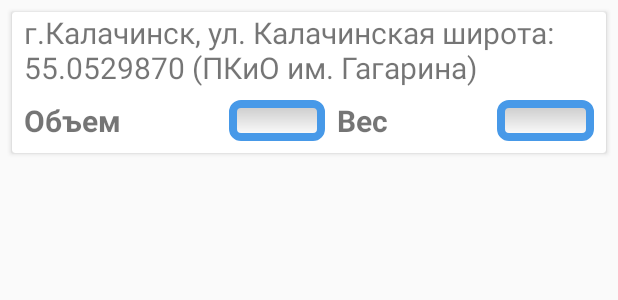
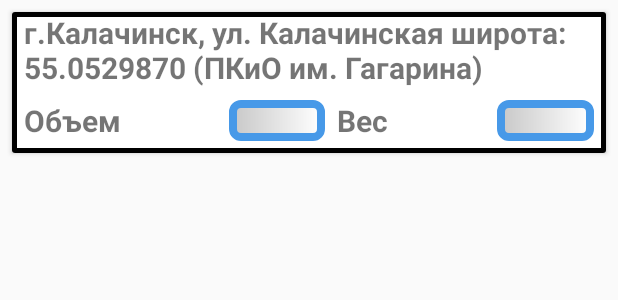
Before and after one commit to Antoxeeen/CleanServ, an Android app: the layout recyclerview_item.xml on its own in the app's theme, with its tools: preview values and no code run, on a phone screen of 412 x 824 dp. Shown: the top 300 px of the screen. Run offline under Robolectric (Android 15) with nearby library versions, the phone set to English and light mode, and no system bars.

Commit message:
Скорректировал базу данных. Добавил стиль для recyclerview_item.xml

```diff
--- a/app/src/main/java/ru/antoxeeen/cleanserv/Repository/LocalDB.java
+++ b/app/src/main/java/ru/antoxeeen/cleanserv/Repository/LocalDB.java
@@ -6,7 +6,7 @@ import androidx.room.Database;
 import androidx.room.Room;
 import androidx.room.RoomDatabase;
 
-@Database(entities = Data.class, version = 0)
+@Database(entities = Data.class, version = 1)
 public abstract class LocalDB extends RoomDatabase {
 
     private static LocalDB instance;
--- a/app/src/main/res/drawable/border_style.xml
+++ b/app/src/main/res/drawable/border_edit_text_style.xml
@@ -8,6 +8,5 @@
     <gradient
         android:startColor="#C8C8C8"
         android:endColor="#FFFFFF"
-        android:type="linear"
-        android:angle="270"/>
+        android:type="linear"/>
 </shape>
--- /dev/null
+++ b/app/src/main/res/drawable/border_recycler_view.xml
@@ -0,0 +1,8 @@
+<?xml version="1.0" encoding="utf-8"?>
+<shape xmlns:android="http://schemas.android.com/apk/res/android"
+     android:shape="rectangle">
+    <stroke
+        android:width="3dp"
+        android:color="#000000"/>
+
+</shape>
--- a/app/src/main/res/layout/activity_main.xml
+++ b/app/src/main/res/layout/activity_main.xml
@@ -10,6 +10,6 @@
         android:id="@+id/recycler_view_data"
         android:layout_width="match_parent"
         android:layout_height="match_parent"
-        android:tooltipText=""/>
+        tools:listitem="@layout/recyclerview_item"/>
 
 </androidx.appcompat.widget.LinearLayoutCompat>
--- a/app/src/main/res/layout/recyclerview_item.xml
+++ b/app/src/main/res/layout/recyclerview_item.xml
@@ -10,7 +10,8 @@
     <LinearLayout
         android:layout_width="match_parent"
         android:layout_height="wrap_content"
-        android:orientation="vertical">
+        android:orientation="vertical"
+        android:background="@drawable/border_recycler_view">
 
         <TextView
             android:id="@+id/text_view_address"
@@ -22,7 +23,8 @@
             android:singleLine="false"
             android:layout_marginStart="8dp"
             android:layout_marginEnd="8dp"
-            android:layout_marginBottom="8dp"/>
+            android:layout_marginBottom="8dp"
+            android:textStyle="bold"/>
 
         <LinearLayout
             android:layout_width="match_parent"
@@ -48,7 +50,7 @@
                 android:layout_weight="2"
                 android:textSize="20dp"
                 android:layout_marginStart="8dp"
-                android:background="@drawable/border_style"
+                android:background="@drawable/border_edit_text_style"
                 android:textAlignment="center"/>
 
             <TextView
@@ -69,7 +71,7 @@
                 android:textSize="20dp"
                 android:layout_marginStart="8dp"
                 android:layout_marginEnd="8dp"
-                android:background="@drawable/border_style"
+                android:background="@drawable/border_edit_text_style"
                 android:textAlignment="center"/>
 
         </LinearLayout>
```
Also changed, not shown: app/src/main/java/ru/antoxeeen/cleanserv/Repository/Data.java (+1 -26 lines).
